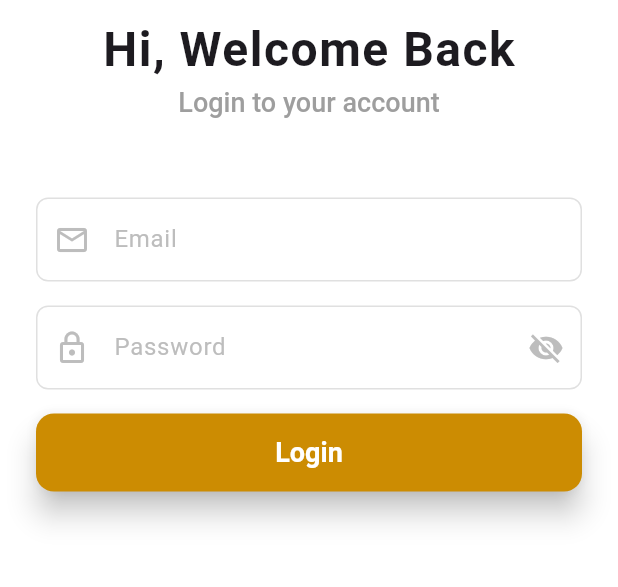
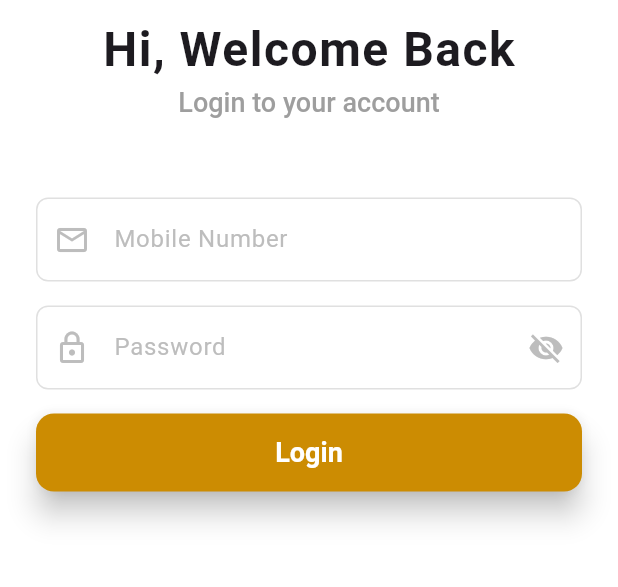
Before and after one commit to sree-vignesh/driver_flutter_app, a Flutter app: the screen it shows after launch, on a phone screen of 412 x 824 dp, the part 374-961 px from its top. Run offline on Flutter 3.47's test engine with Material 3 defaults, Android fonts, the phone set to English and light mode, and no system bars; our stand-ins replace geolocator.

Commit message:
Switched to mobile number.

```diff
--- a/lib/screens/login_screen.dart
+++ b/lib/screens/login_screen.dart
@@ -79,11 +79,12 @@ class _LoginScreenState extends State<LoginScreen> {
                 const SizedBox(height: 50),
 
                 TextField(
+                  keyboardType: TextInputType.phone,
                   controller: _emailController,
                   decoration: InputDecoration(
                     filled: true,
                     fillColor: Colors.white,
-                    labelText: "Email",
+                    labelText: "Mobile Number",
                     labelStyle: TextStyle(color: Colors.grey.shade400),
                     prefixIcon: Icon(
                       Icons.email_outlined,
```
